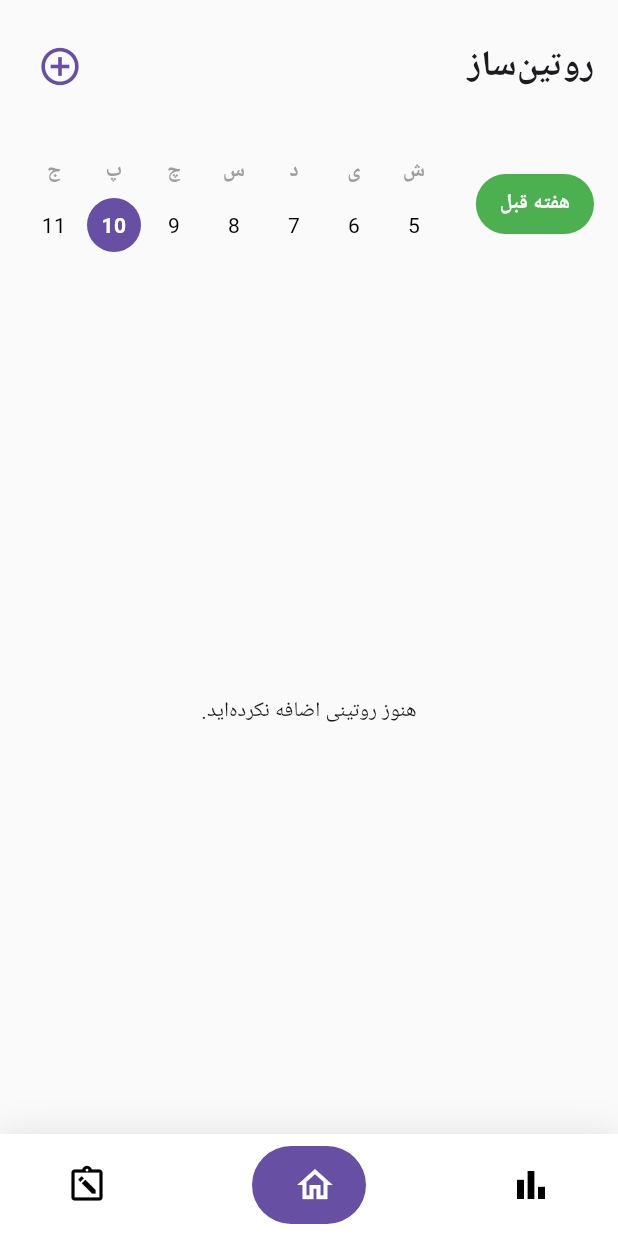
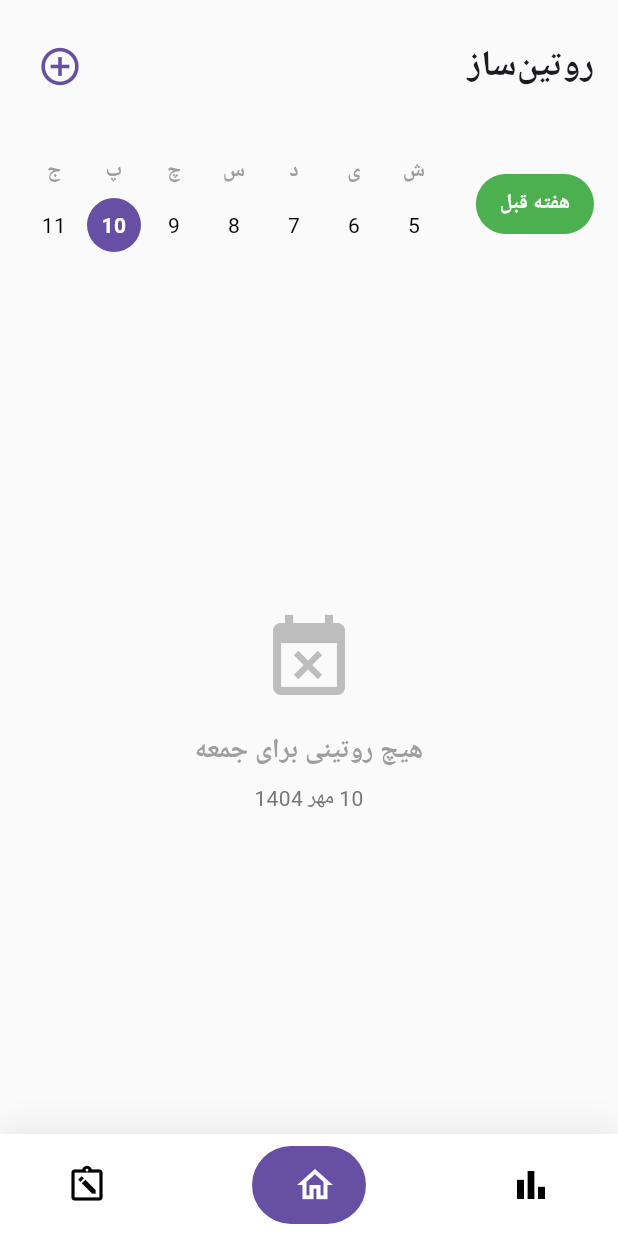
Before and after one commit to parsard/routine_maker, a Flutter app: the screen it shows after launch, on a phone screen of 412 x 824 dp. Run offline on Flutter 3.47's test engine with Material 3 defaults, Android fonts, the phone set to English and light mode, and no system bars; drawn by our look-alikes of google_nav_bar; our stand-ins replace drift, equatable, flutter_riverpod, flutter_screenutil, flutter_slidable, fpdart and 2 more; accounts and stored records are empty; generated files the repository leaves out were written again; Roboto replaces fonts that are missing (Vazirmatn).

Commit message:
day change in calender fix

```diff
--- a/lib/core/router/app_router.dart
+++ b/lib/core/router/app_router.dart
@@ -24,7 +24,7 @@ final goRouterProvider = Provider<GoRouter>((ref) {
             routes: [
               GoRoute(
                 path: '/chart',
-                builder: (context, state) => const ChartScreen(), // صفحه روتین شما
+                builder: (context, state) => const ChartScreen(),
               ),
             ],
           ),
--- a/lib/features/routine/presentation/pages/routine_list_screen.dart
+++ b/lib/features/routine/presentation/pages/routine_list_screen.dart
@@ -1,17 +1,13 @@
 // lib/features/routine/presentation/screens/routine_list_screen.dart
 import 'package:flutter/material.dart';
 import 'package:flutter_riverpod/flutter_riverpod.dart';
-import 'package:routine_maker/features/routine/domain/entities/routine_entity.dart';
-import 'package:routine_maker/features/routine/presentation/providers/routine_providers.dart'; // فایل Provider های شما
+import 'package:routine_maker/features/routine/presentation/notifiers/calender_notifier.dart';
+import 'package:routine_maker/features/routine/presentation/providers/routine_providers.dart';
 import 'package:routine_maker/features/routine/presentation/state/routine_state.dart';
 import 'package:routine_maker/features/routine/presentation/widgets/app_header.dart';
 import 'package:routine_maker/features/routine/presentation/widgets/routine_list_item.dart';
 import 'package:routine_maker/features/routine/presentation/widgets/weekly_calender.dart';
-
-// lib/features/routine/presentation/screens/routine_list_screen.dart
-
-// ... ایمپورت‌های قبلی ...
-import 'package:routine_maker/features/routine/presentation/widgets/add_routine_bottom_sheet.dart'; // ایمپورت جدید
+import 'package:routine_maker/features/routine/presentation/widgets/add_routine_bottom_sheet.dart';
 
 class RoutineListScreen extends ConsumerWidget {
   const RoutineListScreen({super.key});
@@ -19,6 +15,7 @@ class RoutineListScreen extends ConsumerWidget {
   @override
   Widget build(BuildContext context, WidgetRef ref) {
     final state = ref.watch(routineNotifierProvider);
+    ref.watch(calendarNotifierProvider);
 
     return Scaffold(
       body: SafeArea(
@@ -26,7 +23,6 @@ class RoutineListScreen extends ConsumerWidget {
           children: [
             AppHeader(
               onAddPressed: () {
-                // تابع دیالوگ را با تابع BottomSheet جایگزین می‌کنیم
                 _showAddRoutineBottomSheet(context);
               },
             ),
@@ -42,26 +38,63 @@ class RoutineListScreen extends ConsumerWidget {
   }
 
   Widget _buildBody(BuildContext context, WidgetRef ref, RoutineState state) {
-    // ... این تابع بدون تغییر باقی می‌ماند ...
-    // فقط در RoutineListItem باید رنگ را هم پاس بدهید
     switch (state.status) {
       case RoutineStatus.loading:
         return const Center(child: CircularProgressIndicator());
       case RoutineStatus.failure:
         return Center(child: Text('خطا: ${state.errorMessage}'));
       case RoutineStatus.success:
-        if (state.routines.isEmpty) {
-          return const Center(child: Text('هنوز روتینی اضافه نکرده‌اید.'));
+        final calendarNotifier = ref.read(calendarNotifierProvider.notifier);
+        final selectedDayName = calendarNotifier.getSelectedDayName();
+        final selectedDate = calendarNotifier.getSelectedDate();
+
+        final filteredRoutines = state.routines.where((routine) {
+          return routine.days.contains(selectedDayName);
+        }).toList();
+
+        if (filteredRoutines.isEmpty) {
+          return Center(
+            child: Column(
+              mainAxisAlignment: MainAxisAlignment.center,
+              children: [
+                Icon(
+                  Icons.event_busy,
+                  size: 64,
+                  color: Colors.grey[400],
+                ),
+                const SizedBox(height: 16),
+                Text(
+                  'هیچ روتینی برای $selectedDayName',
+                  style: const TextStyle(
+                    fontSize: 18,
+                    fontWeight: FontWeight.bold,
+                    color: Colors.grey,
+                  ),
+                ),
+                const SizedBox(height: 8),
+                Text(
+                  '${selectedDate.day} ${_getMonthName(selectedDate.month)} ${selectedDate.year}',
+                  style: TextStyle(
+                    fontSize: 14,
+                    color: Colors.grey[600],
+                  ),
+                ),
+              ],
+            ),
+          );
         }
+
         return ListView.builder(
-          itemCount: state.routines.length,
+          itemCount: filteredRoutines.length,
           itemBuilder: (context, index) {
-            final routine = state.routines[index];
+            final routine = filteredRoutines[index];
             return RoutineListItem(
               title: routine.title,
               // color: routine.color,
               onDelete: () {
-                ref.read(routineNotifierProvider.notifier).deleteRoutine(routine.id);
+                ref
+                    .read(routineNotifierProvider.notifier)
+                    .deleteRoutine(routine.id);
               },
               onEdit: () {
                 // TODO: منطق ویرایش
@@ -74,13 +107,10 @@ class RoutineListScreen extends ConsumerWidget {
     }
   }
 
-  // تابع جدید برای نمایش BottomSheet
   void _showAddRoutineBottomSheet(BuildContext context) {
     showModalBottomSheet(
       context: context,
-      // این دو خط باعث می‌شود BottomSheet بالای کیبورد قرار بگیرد
       isScrollControlled: true,
-      // شکل گوشه‌های بالا را گرد می‌کند
       shape: const RoundedRectangleBorder(
         borderRadius: BorderRadius.vertical(top: Radius.circular(20)),
       ),
@@ -90,10 +120,22 @@ class RoutineListScreen extends ConsumerWidget {
     );
   }
 
-  // این تابع دیگر لازم نیست، می‌توانید آن را حذف کنید.
-  /*
-  void _showAddRoutineDialog(BuildContext context, WidgetRef ref) {
-    // ...
+  // ⬅️ تابع کمکی برای نام ماه
+  String _getMonthName(int month) {
+    const months = [
+      'فروردین',
+      'اردیبهشت',
+      'خرداد',
+      'تیر',
+      'مرداد',
+      'شهریور',
+      'مهر',
+      'آبان',
+      'آذر',
+      'دی',
+      'بهمن',
+      'اسفند'
+    ];
+    return months[month - 1];
   }
-  */
 }
--- a/lib/features/routine/presentation/state/calender_state.dart
+++ b/lib/features/routine/presentation/state/calender_state.dart
@@ -3,10 +3,11 @@ import 'package:shamsi_date/shamsi_date.dart';
 class CalendarState {
   final Jalali currentDisplayDate;
   final Jalali today;
-
+  final Jalali selectedDate;
   const CalendarState({
     required this.currentDisplayDate,
     required this.today,
+    required this.selectedDate,
   });
 
   factory CalendarState.initial() {
@@ -14,16 +15,19 @@ class CalendarState {
     return CalendarState(
       currentDisplayDate: now,
       today: now,
+      selectedDate: now,
     );
   }
 
   CalendarState copyWith({
     Jalali? currentDisplayDate,
     Jalali? today,
+    Jalali? selectedDate,
   }) {
     return CalendarState(
       currentDisplayDate: currentDisplayDate ?? this.currentDisplayDate,
       today: today ?? this.today,
+      selectedDate: selectedDate ?? this.selectedDate,
     );
   }
 }
--- a/lib/features/routine/presentation/widgets/weekly_calender.dart
+++ b/lib/features/routine/presentation/widgets/weekly_calender.dart
@@ -1,7 +1,5 @@
-// lib/features/routine/presentation/widgets/weekly_calendar.dart
 import 'package:flutter/material.dart';
 import 'package:flutter_riverpod/flutter_riverpod.dart';
-import 'package:flutter_screenutil/flutter_screenutil.dart';
 import 'package:routine_maker/features/routine/presentation/notifiers/calender_notifier.dart';
 
 class WeeklyCalendar extends ConsumerWidget {
@@ -21,30 +19,25 @@ class WeeklyCalendar extends ConsumerWidget {
         ? calendarNotifier.goToPreviousWeek
         : calendarNotifier.goToCurrentWeek;
 
-    // A fixed width for each day column to ensure alignment with RoutineListItem
-    // این عرض ثابت باعث تراز شدن عمودی ستون‌ها می‌شود
     const double dayColumnWidth = 40.0;
 
     return Padding(
-      // We match this padding with RoutineListItem's container for perfect alignment
-      // این Padding با کانتینر آیتم روتین هماهنگ است
       padding: const EdgeInsets.symmetric(horizontal: 16.0, vertical: 16.0),
       child: Row(
         children: [
-          // The button will take up the remaining space
-          // دکمه فضای باقی‌مانده را اشغال می‌کند
           Expanded(
             child: Align(
-              alignment: Alignment.centerRight, // Align button to the right
+              alignment: Alignment.centerRight,
               child: TextButton(
                 onPressed: buttonAction,
                 style: TextButton.styleFrom(
                   backgroundColor: Colors.green,
-                  foregroundColor: Colors.white, // Text color should be white on green
+                  foregroundColor: Colors.white,
                   shape: RoundedRectangleBorder(
-                    borderRadius: BorderRadius.circular(20.0), // Rounded button
+                    borderRadius: BorderRadius.circular(20.0),
                   ),
-                  padding: const EdgeInsets.symmetric(horizontal: 16.0, vertical: 8.0),
+                  padding: const EdgeInsets.symmetric(
+                      horizontal: 16.0, vertical: 8.0),
                 ),
                 child: Text(
                   buttonText,
@@ -53,25 +46,41 @@ class WeeklyCalendar extends ConsumerWidget {
               ),
             ),
           ),
-          // A fixed space between the button and the calendar dates
-          // یک فاصله ثابت بین دکمه و تقویم
           const SizedBox(width: 16.0),
-          // Row for the 7 days of the week
-          // ردیف برای ۷ روز هفته
           Row(
             mainAxisAlignment: MainAxisAlignment.end,
             children: List.generate(7, (index) {
               final date = weekDates[index];
               final bool isToday = calendarNotifier.isToday(date);
+              final bool isSelected = calendarNotifier.isSelectedDate(date);
+              Color backgroundColor;
+              Color textColor;
+              Border? border;
 
-              final Color backgroundColor =
-                  isToday ? Theme.of(context).primaryColor : Colors.transparent;
-              final Color textColor = isToday ? Colors.white : Colors.black;
+              if (isSelected) {
+                backgroundColor = Theme.of(context).primaryColor;
+                textColor = Colors.white;
+                border = null;
+              } else if (isToday) {
+                backgroundColor = Colors.transparent;
+                textColor = Theme.of(context).primaryColor;
+                border = Border.all(
+                  color: Theme.of(context).primaryColor,
+                  width: 2,
+                );
+              } else {
+                // روزهای معمولی
+                backgroundColor = Colors.transparent;
+                textColor = Colors.black;
+                border = null;
+              }
 
-              // Each day is wrapped in a SizedBox with a fixed width
-              // هر روز در یک SizedBox با عرض ثابت قرار می‌گیرد
               return SizedBox(
                 width: dayColumnWidth,
+                child: GestureDetector(
+                  onTap: () {
+                    calendarNotifier.selectDate(date);
+                  },
                   child: Column(
                     mainAxisAlignment: MainAxisAlignment.center,
                     children: [
@@ -90,17 +99,20 @@ class WeeklyCalendar extends ConsumerWidget {
                         decoration: BoxDecoration(
                           color: backgroundColor,
                           shape: BoxShape.circle,
+                          border: border,
                         ),
                         child: Text(
                           '${date.day}',
                           style: TextStyle(
                             color: textColor,
-                          fontWeight:
-                              isToday ? FontWeight.bold : FontWeight.normal,
+                            fontWeight: isSelected || isToday
+                                ? FontWeight.bold
+                                : FontWeight.normal,
                           ),
                         ),
                       ),
                     ],
+                  ),
                 ),
               );
             }),
```
Also changed, not shown: lib/core/database/app_database.dart (+26 -4 lines), lib/features/routine/data/models/routine_table.dart (+16 -4 lines), lib/features/routine/data/repositories/routine_repository_impl.dart (+0 -11 lines), lib/features/routine/presentation/notifiers/calender_notifier.dart (+22 -2 lines), lib/core/database/app_database.g.dart. Lines whose indentation alone changed are shown as unchanged.
